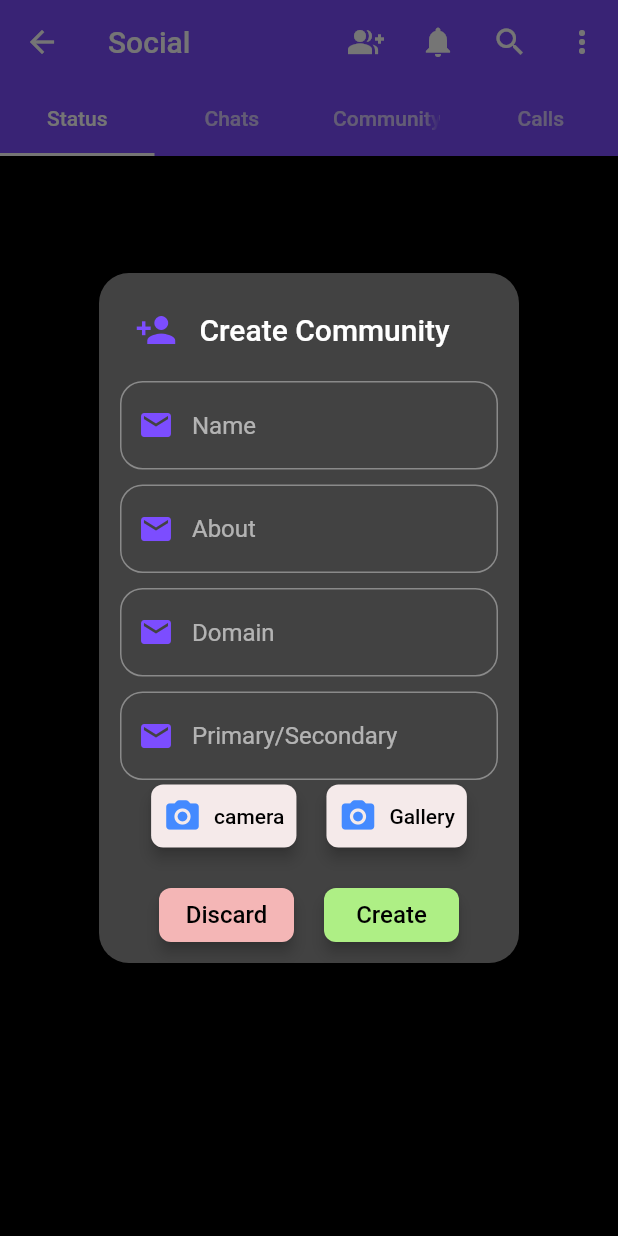
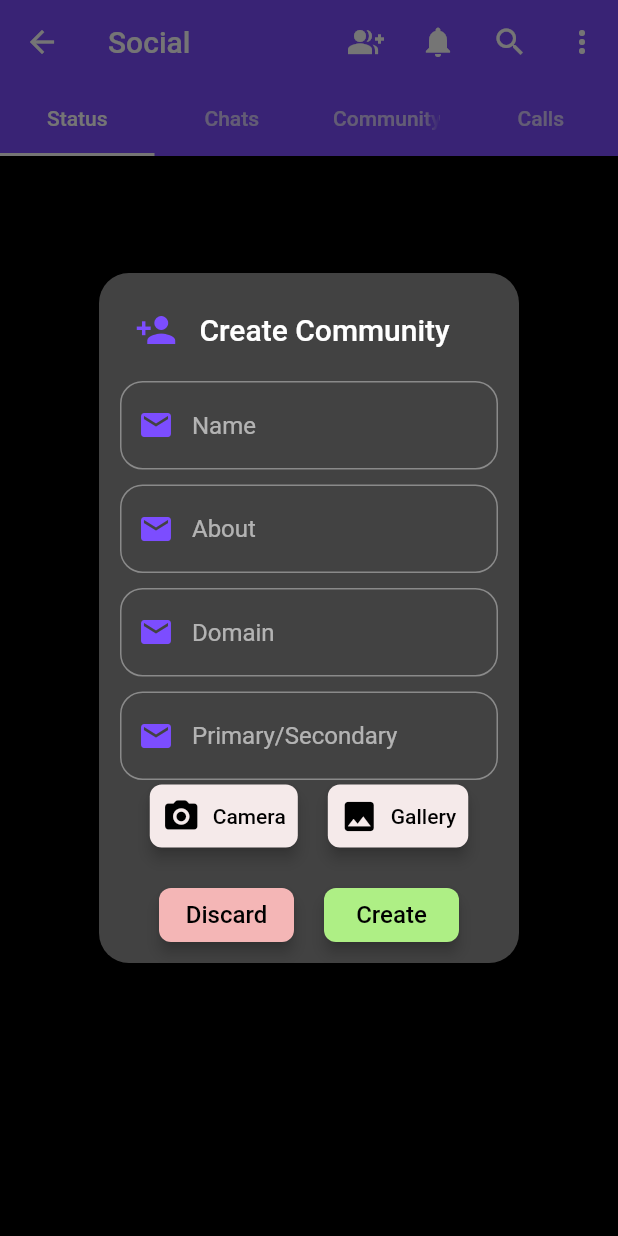
Before and after one commit to Ankitduvedi/while_2, a Flutter app: the SocialScreen screen opened directly, after a tap on the "group add" icon, on a phone screen of 412 x 824 dp. Run offline on Flutter 3.47's test engine with Material 2 defaults, Android fonts, the phone set to English and light mode, and no system bars; our stand-ins replace another_flushbar, cached_network_image, cloud_firestore, emoji_picker_flutter, firebase_auth, firebase_core and 12 more; missing offline and left inert: video_compress_plus; accounts and stored records are empty.

Commit message:
responsive

```diff
--- a/lib/resources/components/communities/add_community_widget.dart
+++ b/lib/resources/components/communities/add_community_widget.dart
@@ -106,7 +106,7 @@ class AddCommunityScreen {
                         borderRadius: BorderRadius.circular(8)),
                     elevation: 4,
                   ),
-                  label: const Text('camera',
+                  label: const Text('Camera',
                       style: TextStyle(color: Colors.black)),
                   onPressed: () async {
                     final ImagePicker picker = ImagePicker();
@@ -116,7 +116,7 @@ class AddCommunityScreen {
                         source: ImageSource.camera, imageQuality: 70);
                   },
                   icon: const Icon(Icons.camera_alt_rounded,
-                      color: Colors.blueAccent, size: 26)),
+                      color: Colors.black, size: 26)),
               const SizedBox(
                 width: 20,
               ),
@@ -139,8 +139,7 @@ class AddCommunityScreen {
                     image = await picker.pickImage(
                         source: ImageSource.gallery, imageQuality: 70);
                   },
-                  icon: const Icon(Icons.camera_alt_rounded,
-                      color: Colors.blueAccent, size: 26)),
+                  icon: const Icon(Icons.photo, color: Colors.black, size: 26)),
             ]),
           ],
         ),
```
